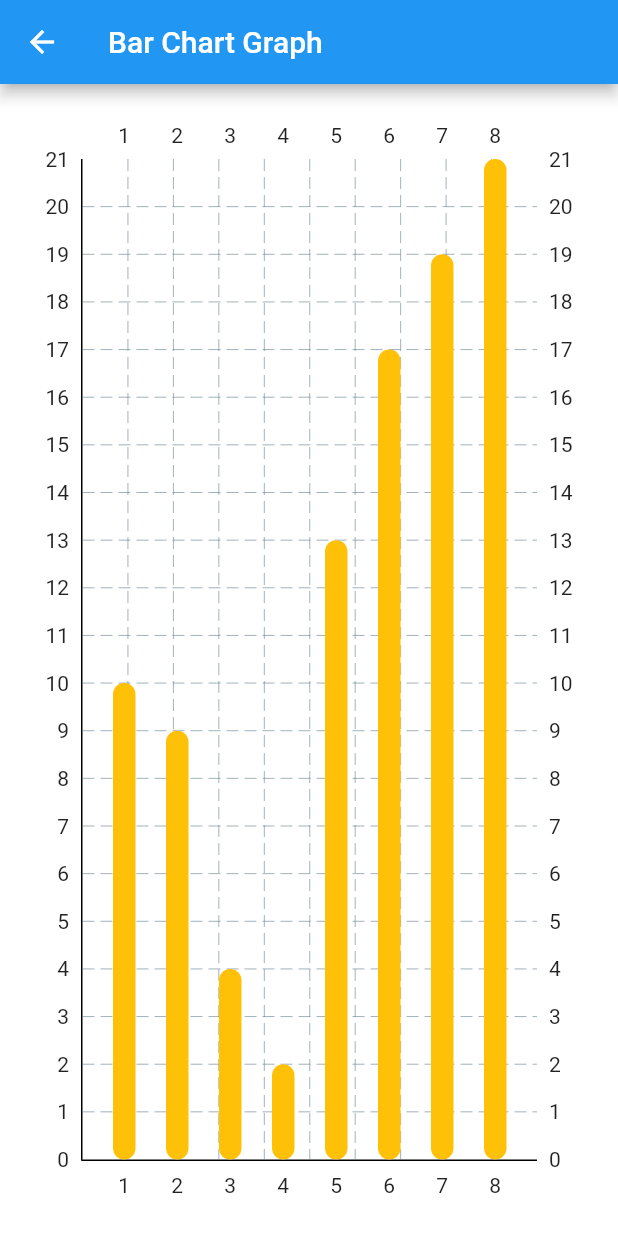
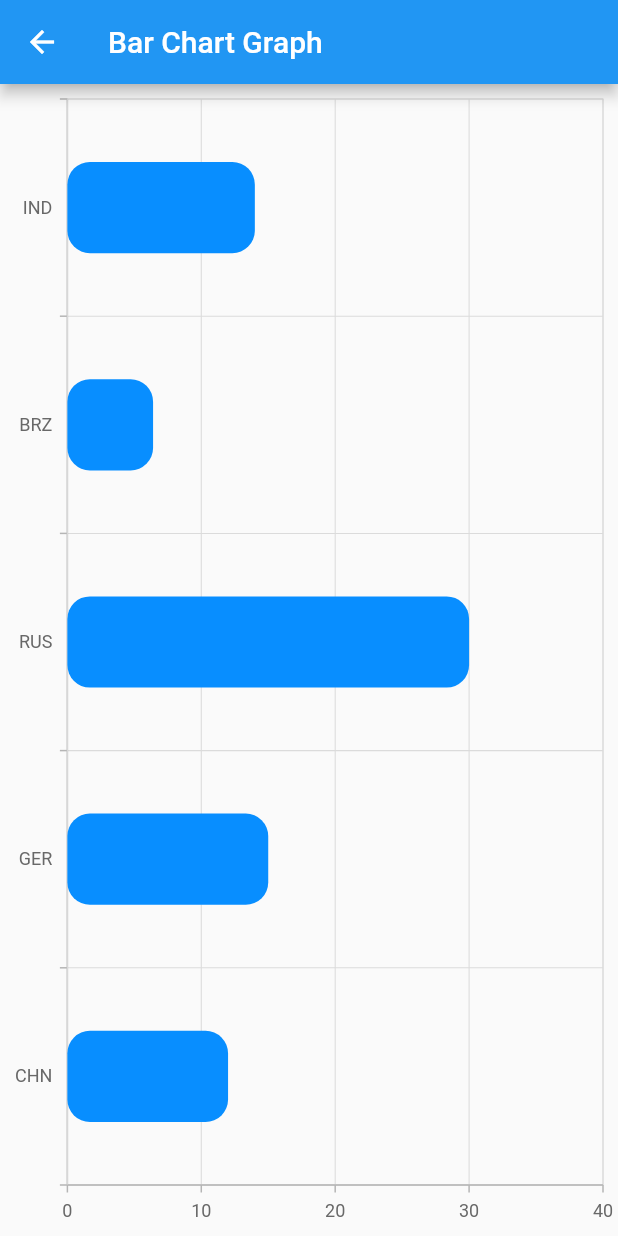
Before and after one commit to Ravina25/graphs_flutter, a Flutter app: the BarChartGraph screen opened directly, on a phone screen of 412 x 824 dp. Run offline on Flutter 3.47's test engine with Material 2 defaults, Android fonts, the phone set to English and light mode, and no system bars; drawn by our look-alikes of fl_chart; our stand-ins replace syncfusion_flutter_charts.

Commit message:
Bar chart completed with sync fusion library

```diff
--- a/lib/barchart_graph.dart
+++ b/lib/barchart_graph.dart
@@ -1,5 +1,5 @@
-import 'package:fl_chart/fl_chart.dart';
 import 'package:flutter/material.dart';
+import 'package:syncfusion_flutter_charts/charts.dart';
 
 class BarChartGraph extends StatefulWidget {
   @override
@@ -7,53 +7,51 @@
 }
 
 class _BarChartGraphState extends State<BarChartGraph> {
+  List<_ChartData> data;
+  TooltipBehavior _tooltip;
+
+  @override
+  void initState() {
+    data = [
+      _ChartData('CHN', 12),
+      _ChartData('GER', 15),
+      _ChartData('RUS', 30),
+      _ChartData('BRZ', 6.4),
+      _ChartData('IND', 14)
+    ];
+    _tooltip = TooltipBehavior(enable: true);
+    super.initState();
+  }
+
   @override
   Widget build(BuildContext context) {
     return Scaffold(
-      appBar: AppBar(
-        title: Text("Bar Chart Graph"),
-      ),
-      body: Container(
-        color: Colors.white,
-        padding: EdgeInsets.symmetric(vertical: 20, horizontal: 10),
-        width: double.infinity,
-        height: MediaQuery.of(context).size.height,
-        child: BarChart(BarChartData(
-            borderData: FlBorderData(
-                border: Border(
-              top: BorderSide.none,
-              right: BorderSide.none,
-              left: BorderSide(width: 1),
-              bottom: BorderSide(width: 1),
-            )),
-            groupsSpace: 10,
-            barGroups: [
-              BarChartGroupData(x: 1, barRods: [
-                BarChartRodData(y: 10, width: 15, colors: [Colors.amber]),
-              ]),
-              BarChartGroupData(x: 2, barRods: [
-                BarChartRodData(y: 9, width: 15, colors: [Colors.amber]),
-              ]),
-              BarChartGroupData(x: 3, barRods: [
-                BarChartRodData(y: 4, width: 15, colors: [Colors.amber]),
-              ]),
-              BarChartGroupData(x: 4, barRods: [
-                BarChartRodData(y: 2, width: 15, colors: [Colors.amber]),
-              ]),
-              BarChartGroupData(x: 5, barRods: [
-                BarChartRodData(y: 13, width: 15, colors: [Colors.amber]),
-              ]),
-              BarChartGroupData(x: 6, barRods: [
-                BarChartRodData(y: 17, width: 15, colors: [Colors.amber]),
-              ]),
-              BarChartGroupData(x: 7, barRods: [
-                BarChartRodData(y: 19, width: 15, colors: [Colors.amber]),
-              ]),
-              BarChartGroupData(x: 8, barRods: [
-                BarChartRodData(y: 21, width: 15, colors: [Colors.amber]),
-              ]),
-            ])),
-      ),
-    );
+        appBar: AppBar(
+          title: Text("Bar Chart Graph"),
+        ),
+        body: SfCartesianChart(
+            primaryXAxis: CategoryAxis(),
+            primaryYAxis: NumericAxis(minimum: 0, maximum: 40, interval: 10),
+            tooltipBehavior: _tooltip,
+            series: <ChartSeries<_ChartData, String>>[
+              // Renders bar chart
+              BarSeries<_ChartData, String>(
+                  dataSource: data,
+                  isTrackVisible: false, // Renders the track
+                  xValueMapper: (_ChartData data, _) => data.x,
+                  yValueMapper: (_ChartData data, _) => data.y,
+                  width: 0.6, // Width of the bars
+                  spacing: 0.3, // Spacing between the bars
+                  name: 'Gold',
+                  color: Color.fromRGBO(8, 142, 255, 1),
+                  borderRadius: BorderRadius.all(Radius.circular(15)))
+            ]));
   }
 }
+
+class _ChartData {
+  _ChartData(this.x, this.y);
+
+  final String x;
+  final double y;
+}
```
